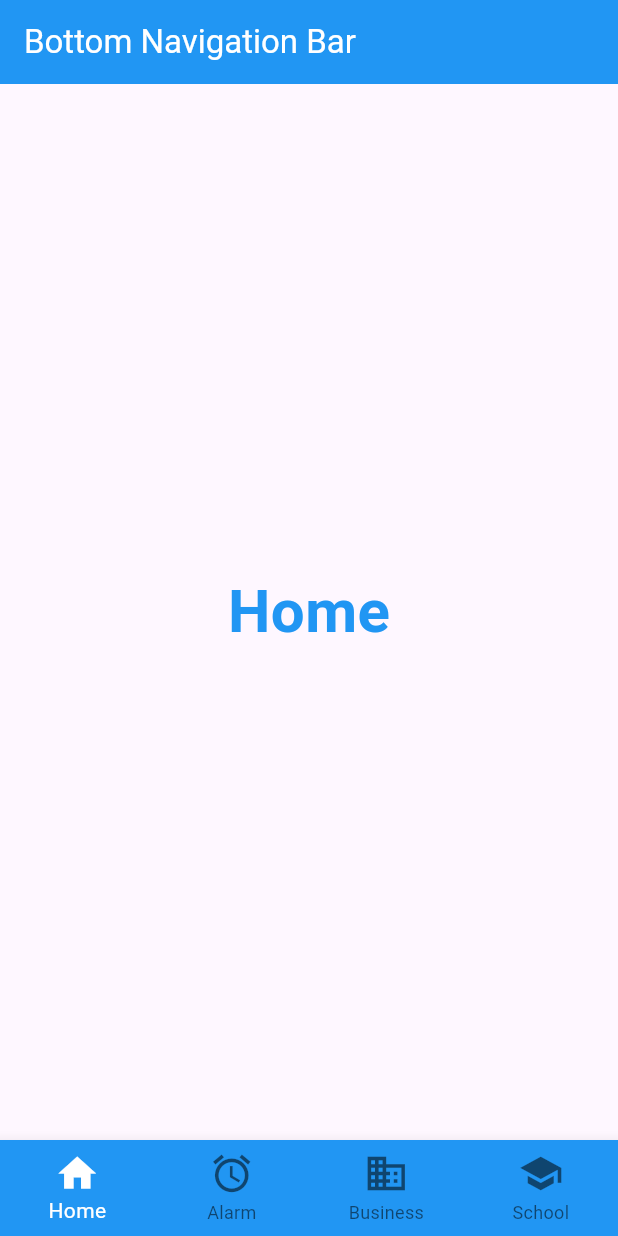
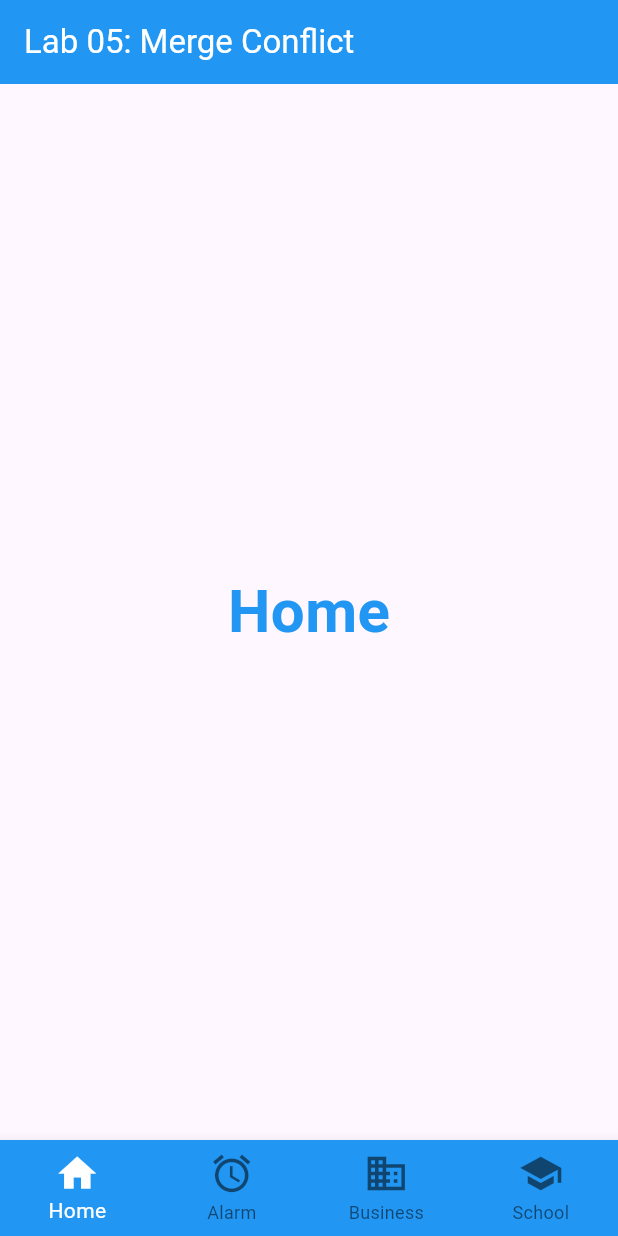
Before and after one commit to LeGamerr/TMA3084_G02_97239_Lab05_Lesson07, a Flutter app: the screen it shows after launch, on a phone screen of 412 x 824 dp. Run offline on Flutter 3.47's test engine with Material 3 defaults, Android fonts, the phone set to English and light mode, and no system bars.

Commit message:
AppBar new title

```diff
--- a/Lab_A_4_BottomNavBar/lib/main.dart
+++ b/Lab_A_4_BottomNavBar/lib/main.dart
@@ -41,7 +41,7 @@ class _BottomNavLabState extends State<BottomNavLab> {
   Widget build(BuildContext context) {
     return Scaffold(
       appBar: AppBar(
-        title: const Text('Bottom Navigation Bar'),
+        title: const Text('Lab 05: Merge Conflict'),
         backgroundColor: Colors.blue,
         foregroundColor: Colors.white,
       ),
```
